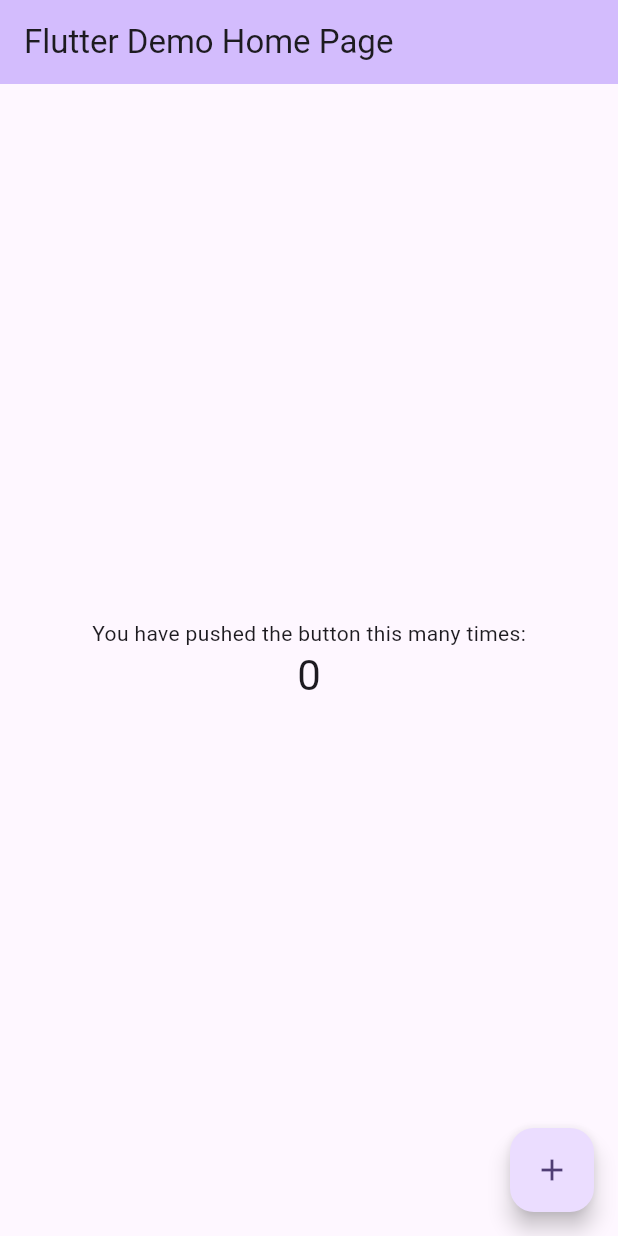
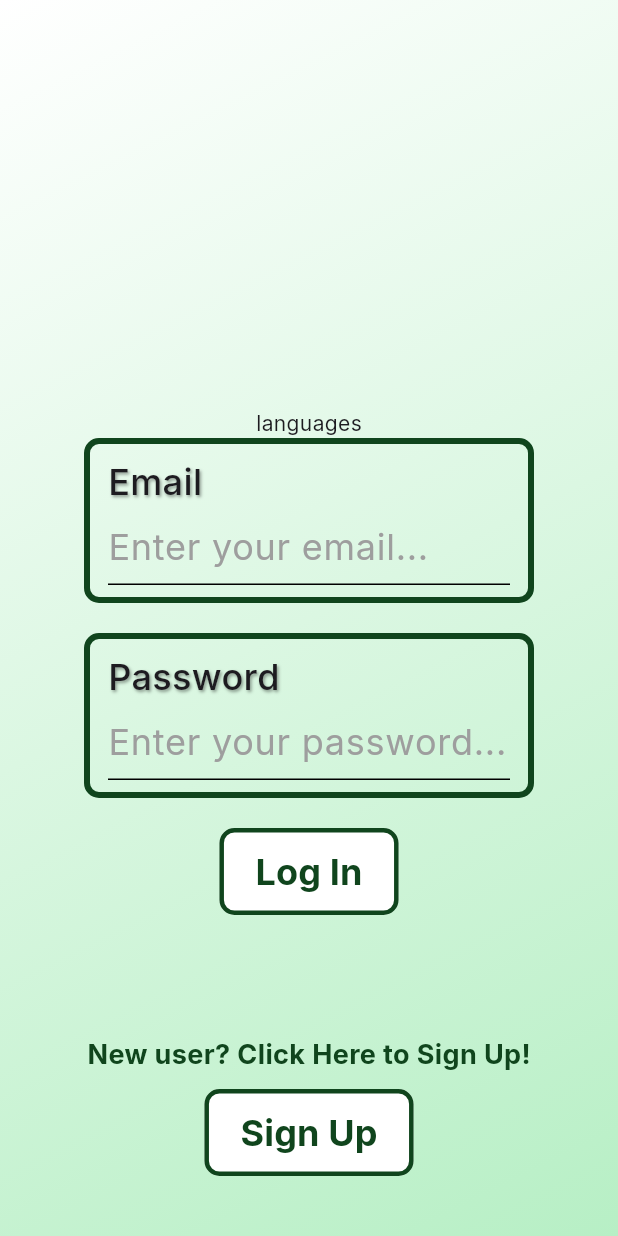
Before and after one commit to TadaaLenard/VHack-app, a Flutter app: the screen it shows after launch, on a phone screen of 412 x 824 dp. Run offline on Flutter 3.47's test engine with Material 3 defaults, Android fonts, the phone set to English and light mode, and no system bars; our stand-ins replace google_fonts.

Commit message:
half done login screen

```diff
--- /dev/null
+++ b/lib/Component/navbutton.dart
@@ -0,0 +1,50 @@
+import 'package:flutter/material.dart';
+
+class NavigationButton extends StatelessWidget {
+  final double? width;
+  final String text;
+  final Widget? destination;
+
+  const NavigationButton({
+    super.key,
+    this.width,
+    required this.text,
+    this.destination,
+  });
+
+  @override
+  Widget build(BuildContext context) {
+    return SizedBox(
+      width: width,
+      child: TextButton(
+        onPressed: () {
+          if (destination != null) {
+            Navigator.push(
+              context,
+              MaterialPageRoute(builder: (context) => destination!),
+            );
+          }
+        },
+        style: TextButton.styleFrom(
+          backgroundColor: Colors.white,
+          shape: RoundedRectangleBorder(
+            borderRadius: BorderRadius.circular(10),
+            side: const BorderSide(
+              color: Color(0xFF10451D),
+              width: 3,
+            ),
+          ),
+          padding: const EdgeInsets.symmetric(horizontal: 24, vertical: 12),
+        ),
+        child: Text(
+          text,
+          style: const TextStyle(
+            fontSize: 24,
+            color: Color(0xFF10451D),
+            fontWeight: FontWeight.bold,
+          ),
+        ),
+      ),
+    );
+  }
+}
--- /dev/null
+++ b/lib/Component/userinput.dart
@@ -0,0 +1,67 @@
+import 'package:flutter/material.dart';
+
+class CustomTextField extends StatelessWidget {
+  final String label;
+  final String hintText;
+  final TextEditingController? controller;
+  final double width; // New parameter for width
+  final Function(String)? onChanged; // Callback to capture user input
+
+  const CustomTextField({
+    super.key,
+    required this.label,
+    required this.hintText,
+    this.controller,
+    this.width = double.infinity, // Default to full width
+    this.onChanged,
+  });
+
+  @override
+  Widget build(BuildContext context) {
+    return Container(
+      width: width,
+      padding: const EdgeInsets.symmetric(horizontal: 12, vertical: 8),
+      decoration: BoxDecoration(
+        border: Border.all(
+          color: const Color(0xFF10451D),
+          width: 4,
+        ),
+        borderRadius: BorderRadius.circular(10),
+      ),
+      child: Column(
+        crossAxisAlignment: CrossAxisAlignment.start,
+        children: [
+          Text(
+            label,
+            style: const TextStyle(
+              fontSize: 24,
+              fontWeight: FontWeight.w500,
+              shadows: [
+                Shadow(
+                  color: Colors.black38,
+                  offset: Offset(1, 1),
+                  blurRadius: 2,
+                ),
+              ],
+            ),
+          ),
+          TextField(
+            controller: controller,
+            onChanged: onChanged, // Capture user input
+            decoration: InputDecoration(
+              hintText: hintText,
+              hintStyle: const TextStyle(color: Colors.grey, fontSize: 24),
+              border: InputBorder.none,
+              enabledBorder: const UnderlineInputBorder(
+                borderSide: BorderSide(color: Colors.black),
+              ),
+              focusedBorder: const UnderlineInputBorder(
+                borderSide: BorderSide(color: Colors.black, width: 2),
+              ),
+            ),
+          ),
+        ],
+      ),
+    );
+  }
+}
--- /dev/null
+++ b/lib/login.dart
@@ -0,0 +1,72 @@
+import 'package:flutter/material.dart';
+import 'package:vhackapp/Component/navbutton.dart';
+import 'package:vhackapp/Component/userinput.dart';
+
+class loginScreen extends StatefulWidget {
+  const loginScreen({super.key});
+
+  @override
+  State<loginScreen> createState() => _loginScreenState();
+}
+
+class _loginScreenState extends State<loginScreen> {
+  @override
+  Widget build(BuildContext context) {
+    return Scaffold(
+        body: Container(
+      decoration: const BoxDecoration(
+        gradient: LinearGradient(
+          begin: Alignment.topLeft,
+          end: Alignment.bottomRight,
+          colors: [
+            Color(0xFFFFFFFF),
+            Color(0xFFB7EFC5),
+          ],
+        ),
+      ),
+      child: Center(
+        child: Column(
+          children: [
+            const Spacer(),
+            const Text("languages"),
+            CustomTextField(
+              label: "Email",
+              hintText: "Enter your email...",
+              width: 300,
+              onChanged: (value) {
+                print("User input: $value");
+              },
+            ),
+            const SizedBox(height: 20),
+            CustomTextField(
+              label: "Password",
+              hintText: "Enter your password...",
+              width: 300,
+              onChanged: (value) {
+                print("User input: $value");
+              },
+            ),
+            const SizedBox(height: 20),
+            const NavigationButton(
+              text: "Log In",
+            ),
+            const SizedBox(height: 80),
+            const Text(
+              "New user? Click Here to Sign Up!",
+              style: TextStyle(
+                fontSize: 18,
+                color: Color(0xFF10451D),
+                fontWeight: FontWeight.bold,
+              ),
+            ),
+            const SizedBox(height: 10),
+            const NavigationButton(
+              text: "Sign Up",
+            ),
+            const SizedBox(height: 40),
+          ],
+        ),
+      ),
+    ));
+  }
+}
--- a/lib/main.dart
+++ b/lib/main.dart
@@ -1,4 +1,6 @@
 import 'package:flutter/material.dart';
+import 'package:google_fonts/google_fonts.dart';
+import 'package:vhackapp/login.dart';
 
 void main() {
   runApp(const MyApp());
@@ -13,6 +15,7 @@
     return MaterialApp(
       title: 'Flutter Demo',
       theme: ThemeData(
+        textTheme: GoogleFonts.interTextTheme(),
         // This is the theme of your application.
         //
         // TRY THIS: Try running your application with "flutter run". You'll see
@@ -31,7 +34,7 @@
         colorScheme: ColorScheme.fromSeed(seedColor: Colors.deepPurple),
         useMaterial3: true,
       ),
-      home: const MyHomePage(title: 'Flutter Demo Home Page'),
+      home: const loginScreen(),
     );
   }
 }
--- a/pubspec.yaml
+++ b/pubspec.yaml
@@ -35,6 +35,7 @@ dependencies:
   # The following adds the Cupertino Icons font to your application.
   # Use with the CupertinoIcons class for iOS style icons.
   cupertino_icons: ^1.0.8
+  google_fonts: ^6.2.1
 
 dev_dependencies:
   flutter_test:
```
Also changed, not shown: pubspec.lock, 1 other file.
